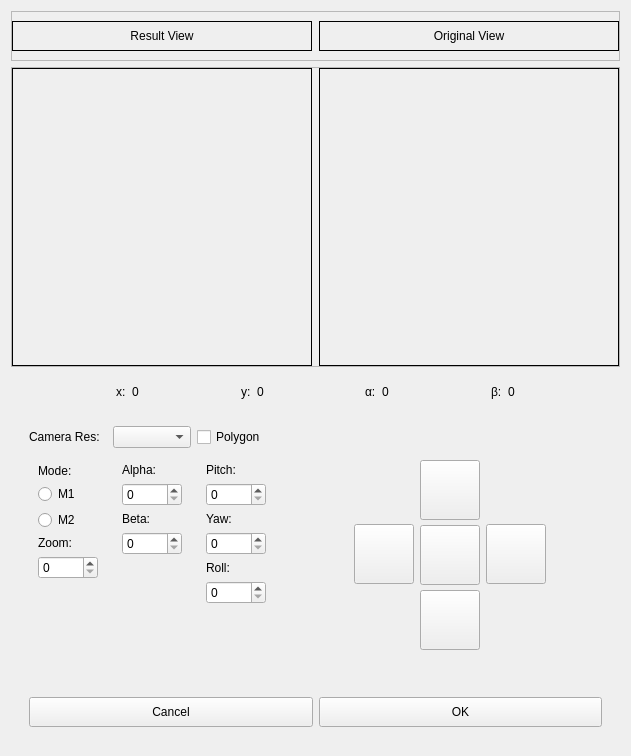
Above: ui_setup.ui from Herusyahputra/moilapp-plugin-surveillance-monitoring before the change. Below: the same form after it.
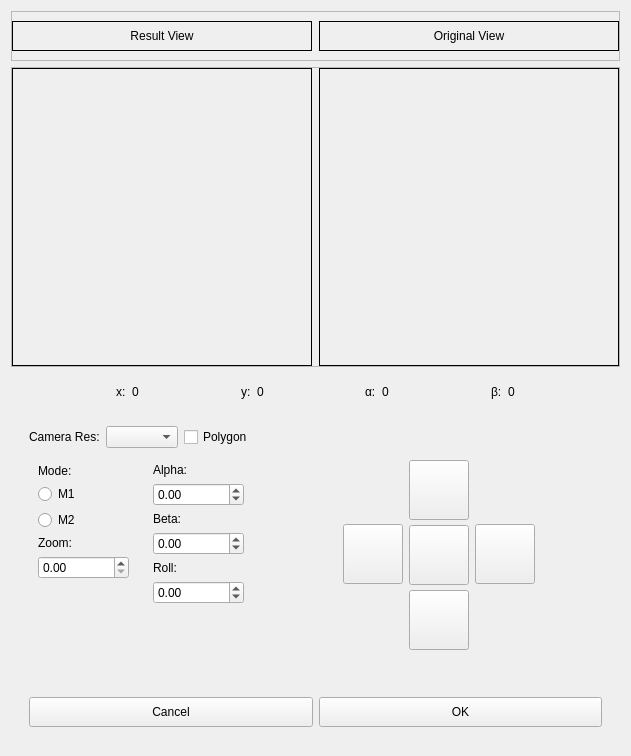
That is the form after the change. Icons and pictures are not drawn.

Commit message: add half working spinbox functionality in setup

What changed in the file:
```diff
--- a/ui_setup.ui
+++ b/ui_setup.ui
@@ -516,12 +516,12 @@
                       </widget>
                      </item>
                      <item>
-                      <widget class="QSpinBox" name="zoomSpinbox">
-                       <property name="minimumSize">
-                        <size>
-                         <width>60</width>
-                         <height>20</height>
-                        </size>
+                      <widget class="QDoubleSpinBox" name="doubleSpinBox_zoom">
+                       <property name="maximum">
+                        <double>20.000000000000000</double>
+                       </property>
+                       <property name="singleStep">
+                        <double>0.010000000000000</double>
                        </property>
                       </widget>
                      </item>
@@ -542,10 +542,10 @@
                    </widget>
                   </item>
                   <item>
-                   <widget class="QFrame" name="frameMode1">
-                    <layout class="QVBoxLayout" name="verticalLayout_3">
+                   <widget class="QFrame" name="frame_6">
+                    <layout class="QVBoxLayout" name="verticalLayout_2">
                      <item>
-                      <widget class="QLabel" name="setLab1">
+                      <widget class="QLabel" name="labelAlpha">
                        <property name="minimumSize">
                         <size>
                          <width>60</width>
@@ -558,17 +558,20 @@
                       </widget>
                      </item>
                      <item>
-                      <widget class="QSpinBox" name="alphaSpinbox">
-                       <property name="minimumSize">
-                        <size>
-                         <width>60</width>
-                         <height>20</height>
-                        </size>
+                      <widget class="QDoubleSpinBox" name="doubleSpinBox_alpha">
+                       <property name="minimum">
+                        <double>-360.000000000000000</double>
+                       </property>
+                       <property name="maximum">
+                        <double>360.000000000000000</double>
+                       </property>
+                       <property name="singleStep">
+                        <double>0.100000000000000</double>
                        </property>
                       </widget>
                      </item>
                      <item>
-                      <widget class="QLabel" name="setLab2">
+                      <widget class="QLabel" name="labelBeta">
                        <property name="minimumSize">
                         <size>
                          <width>60</width>
@@ -581,82 +584,20 @@
                       </widget>
                      </item>
                      <item>
-                      <widget class="QSpinBox" name="betaSpinbox">
-                       <property name="minimumSize">
-                        <size>
-                         <width>60</width>
-                         <height>20</height>
-                        </size>
+                      <widget class="QDoubleSpinBox" name="doubleSpinBox_beta">
+                       <property name="minimum">
+                        <double>-360.000000000000000</double>
                        </property>
-                      </widget>
-                     </item>
-                     <item>
-                      <spacer name="verticalSpacer_2">
-                       <property name="orientation">
-                        <enum>Qt::Vertical</enum>
+                       <property name="maximum">
+                        <double>360.000000000000000</double>
                        </property>
-                       <property name="sizeHint" stdset="0">
-                        <size>
-                         <width>20</width>
-                         <height>40</height>
-                        </size>
+                       <property name="singleStep">
+                        <double>0.100000000000000</double>
                        </property>
-                      </spacer>
-                     </item>
-                    </layout>
-                   </widget>
-                  </item>
-                  <item>
-                   <widget class="QFrame" name="frameMode2">
-                    <layout class="QVBoxLayout" name="verticalLayout_2">
-                     <item>
-                      <widget class="QLabel" name="setLab3">
-                       <property name="minimumSize">
-                        <size>
-                         <width>60</width>
-                         <height>10</height>
-                        </size>
-                       </property>
-                       <property name="text">
-                        <string>Pitch:</string>
-                       </property>
                       </widget>
                      </item>
                      <item>
-                      <widget class="QSpinBox" name="pitchSpinbox">
-                       <property name="minimumSize">
-                        <size>
-                         <width>60</width>
-                         <height>20</height>
-                        </size>
-                       </property>
-                      </widget>
-                     </item>
-                     <item>
-                      <widget class="QLabel" name="zoomLabMode">
-                       <property name="minimumSize">
-                        <size>
-                         <width>60</width>
-                         <height>10</height>
-                        </size>
-                       </property>
-                       <property name="text">
-                        <string>Yaw:</string>
-                       </property>
-                      </widget>
-                     </item>
-                     <item>
-                      <widget class="QSpinBox" name="yawSpinbox">
-                       <property name="minimumSize">
-                        <size>
-                         <width>60</width>
-                         <height>20</height>
-                        </size>
-                       </property>
-                      </widget>
-                     </item>
-                     <item>
-                      <widget class="QLabel" name="zoomLabMode_4">
+                      <widget class="QLabel" name="labelRoll">
                        <property name="minimumSize">
                         <size>
                          <width>60</width>
@@ -669,12 +610,15 @@
                       </widget>
                      </item>
                      <item>
-                      <widget class="QSpinBox" name="rollSpinbox">
-                       <property name="minimumSize">
-                        <size>
-                         <width>60</width>
-                         <height>20</height>
-                        </size>
+                      <widget class="QDoubleSpinBox" name="doubleSpinBox_roll">
+                       <property name="minimum">
+                        <double>-360.000000000000000</double>
+                       </property>
+                       <property name="maximum">
+                        <double>360.000000000000000</double>
+                       </property>
+                       <property name="singleStep">
+                        <double>0.100000000000000</double>
                        </property>
                       </widget>
                      </item>
```
Left out of the diff: 2 changed lines with no effect on the pictures. The commit also changes 3 other files.
